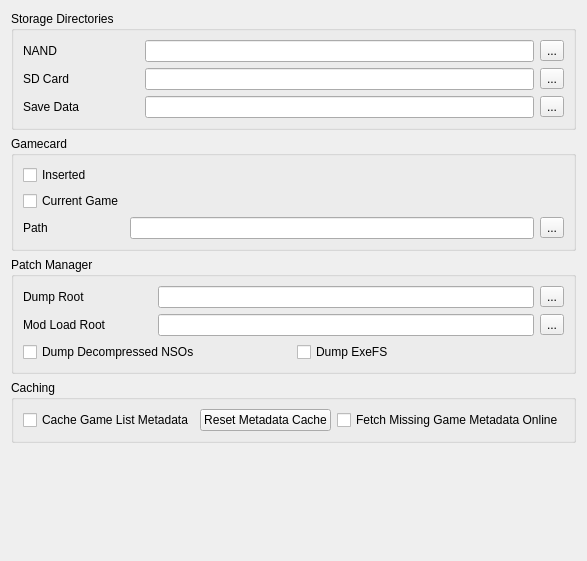
First picture: the form in src/yuzu/configuration/configure_filesystem.ui, repository a55uka/Eglantine, before the edit.
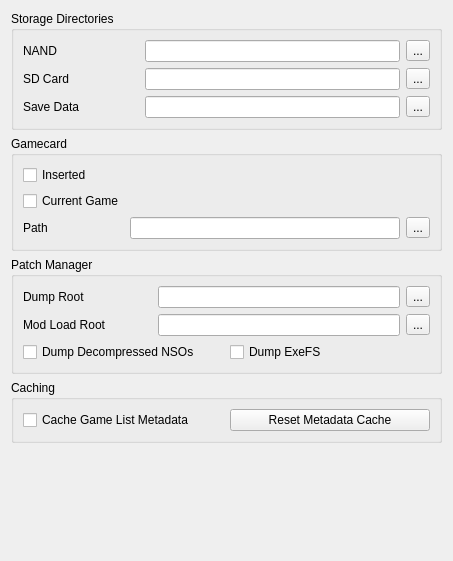
Second picture: the form after the edit.

Commit message:
game_list: drop the online title database lookup
this is too complex of a feature really, if users want to have games with names and an icon it is possible to do so by sidecar'ing data into the folder (icon.jpg, control.nacp)

What changed in the file:
```diff
--- a/src/yuzu/configuration/configure_filesystem.ui
+++ b/src/yuzu/configuration/configure_filesystem.ui
@@ -234,16 +234,6 @@
             </property>
            </widget>
           </item>
-          <item>
-           <widget class="QCheckBox" name="fetch_game_metadata">
-            <property name="toolTip">
-             <string>Look up names and icons for dumps without control data from a community title database</string>
-            </property>
-            <property name="text">
-             <string>Fetch Missing Game Metadata Online</string>
-            </property>
-           </widget>
-          </item>
          </layout>
         </item>
        </layout>
```
The commit also changes 6 other files.
